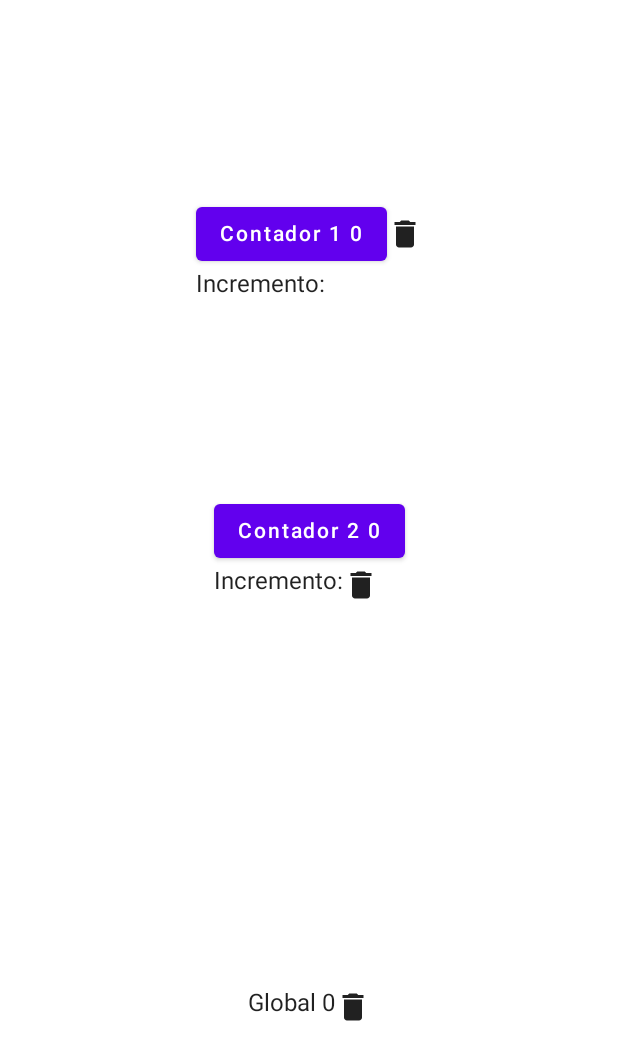
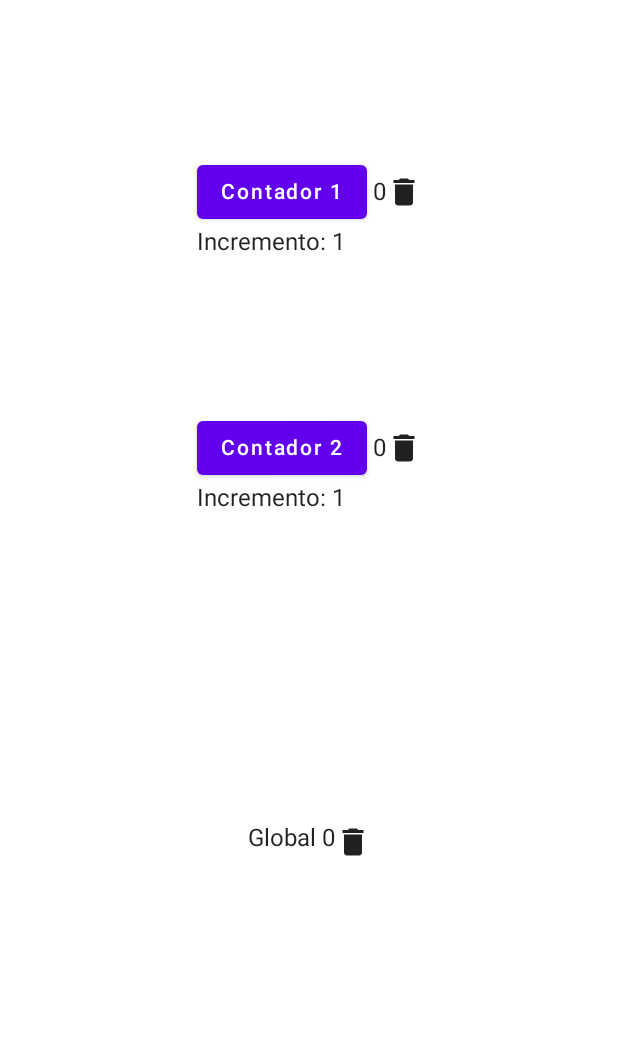
Before and after one commit to HarounDominique/ContadorDomiCompose, an Android app built with Jetpack Compose: the screen it shows after launch (MainActivity), on a phone screen of 412 x 824 dp. Shown: the top 1060 px of the screen. Run offline under Robolectric (Android 15) with nearby library versions, the phone set to English and light mode, and no system bars.

Commit message:
Terminada la disposición de los elementos y parte de la funcionalidad más básica. Resta crear los text field donde el usuario pueda introducir el valor a incrementar en los contadores.

```diff
--- a/app/src/main/java/com/example/contadordomicompose/MainActivity.kt
+++ b/app/src/main/java/com/example/contadordomicompose/MainActivity.kt
@@ -5,18 +5,17 @@ import androidx.activity.ComponentActivity
 import androidx.activity.compose.setContent
 import androidx.compose.foundation.clickable
 import androidx.compose.foundation.layout.*
-import androidx.compose.material.Button
-import androidx.compose.material.MaterialTheme
-import androidx.compose.material.Surface
-import androidx.compose.material.Text
-import androidx.compose.runtime.Composable
+import androidx.compose.foundation.text.KeyboardOptions
+import androidx.compose.material.*
 import androidx.compose.ui.Alignment
 import androidx.compose.ui.Modifier
 import androidx.compose.ui.tooling.preview.Preview
 import com.example.contadordomicompose.ui.theme.ContadorDomiComposeTheme
 import androidx.compose.material.icons.Icons
 import androidx.compose.material.icons.filled.Delete
-import androidx.compose.material.Icon
+import androidx.compose.runtime.*
+import androidx.compose.ui.text.input.KeyboardType
+import androidx.compose.ui.unit.dp
 
 class MainActivity : ComponentActivity() {
     override fun onCreate(savedInstanceState: Bundle?) {
@@ -37,38 +36,44 @@ class MainActivity : ComponentActivity() {
 
 @Composable
 fun MainScreen() {
+    var cont1 by remember { mutableStateOf(0) }
+    var cont2 by remember { mutableStateOf(0) }
+    var contGlobal by remember { mutableStateOf(0) }
+    var incrementoCont1 by remember { mutableStateOf(1) }
+    var incrementoCont2 by remember { mutableStateOf(1) }
     Column(
         Modifier.fillMaxSize(),
         horizontalAlignment = Alignment.CenterHorizontally
     ) {
         Column(Modifier.weight(1f), verticalArrangement = Arrangement.Center) {
             Row(verticalAlignment = Alignment.CenterVertically) {
-                Button(onClick = { /*TODO*/ }) {
-                    val cont1 = 0
-                    Text("Contador 1 $cont1")
+                Button(onClick = { cont1+incrementoCont1; contGlobal+incrementoCont1 }) {
+                    Text("Contador 1")
                 }
+                Text(" $cont1")
                 Icon(Icons.Filled.Delete, contentDescription = "Papelera", Modifier.clickable { })
             }
             Row() {
-                Text("Incremento:")
+                Text("Incremento: $incrementoCont1")
+
             }
         }
         Column(Modifier.weight(1f)) {
-            Row() {
-                Button(onClick = { /*TODO*/ }) {
-                    val cont2 = 0
-                    Text("Contador 2 $cont2")
+            Row(verticalAlignment = Alignment.CenterVertically) {
+                Button(onClick = { cont2+incrementoCont2; contGlobal+incrementoCont2 }) {
+
+                    Text("Contador 2")
                 }
+                Text(" $cont2")
+                Icon(Icons.Filled.Delete, contentDescription = "Papelera")
             }
             Row() {
-                Text("Incremento:")
-                Icon(Icons.Filled.Delete, contentDescription = "Papelera")
+                Text("Incremento: $incrementoCont2")
 
             }
         }
 
-        Row(Modifier.weight(0.5f)) {
-            val contGlobal = 0
+        Row(Modifier.weight(1f)) {
             Text("Global $contGlobal")
             Icon(Icons.Filled.Delete, contentDescription = "Papelera")
         }
```
